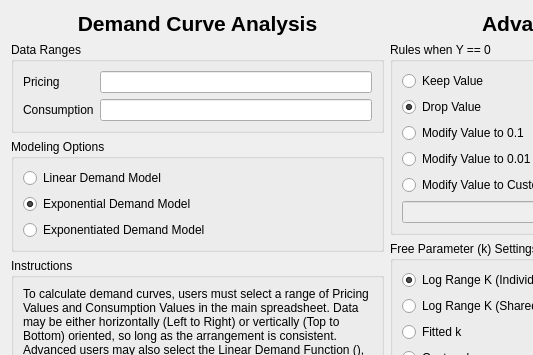
The window that demandsettingsdialog.ui (miyamot0/DemandCalculatorQT) describes before a commit, drawn with Qt 5; both pictures show x 0 to 533 and y 0 to 355 of the 774 by 541 pixel window.
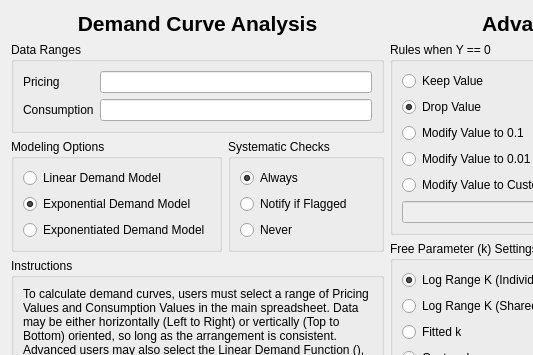
The same window after the commit.

Patch:
```diff
--- a/demandsettingsdialog.ui
+++ b/demandsettingsdialog.ui
@@ -71,6 +71,8 @@
       </widget>
      </item>
      <item>
+      <layout class="QHBoxLayout" name="horizontalLayout_2">
+       <item>
       <widget class="QGroupBox" name="groupBox_2">
        <property name="title">
         <string>Modeling Options</string>
@@ -105,6 +107,41 @@
         </item>
        </layout>
       </widget>
+       </item>
+       <item>
+        <widget class="QGroupBox" name="groupBox_9">
+         <property name="title">
+          <string>Systematic Checks</string>
+         </property>
+         <layout class="QVBoxLayout" name="verticalLayout_11">
+          <item>
+           <widget class="QRadioButton" name="radioButton">
+            <property name="text">
+             <string>Always</string>
+            </property>
+            <property name="checked">
+             <bool>true</bool>
+            </property>
+           </widget>
+          </item>
+          <item>
+           <widget class="QRadioButton" name="radioButton_2">
+            <property name="text">
+             <string>Notify if Flagged</string>
+            </property>
+           </widget>
+          </item>
+          <item>
+           <widget class="QRadioButton" name="radioButton_3">
+            <property name="text">
+             <string>Never</string>
+            </property>
+           </widget>
+          </item>
+         </layout>
+        </widget>
+       </item>
+      </layout>
      </item>
      <item>
       <widget class="QGroupBox" name="groupBox_7">
```
Lines whose indentation alone changed are shown as unchanged.
